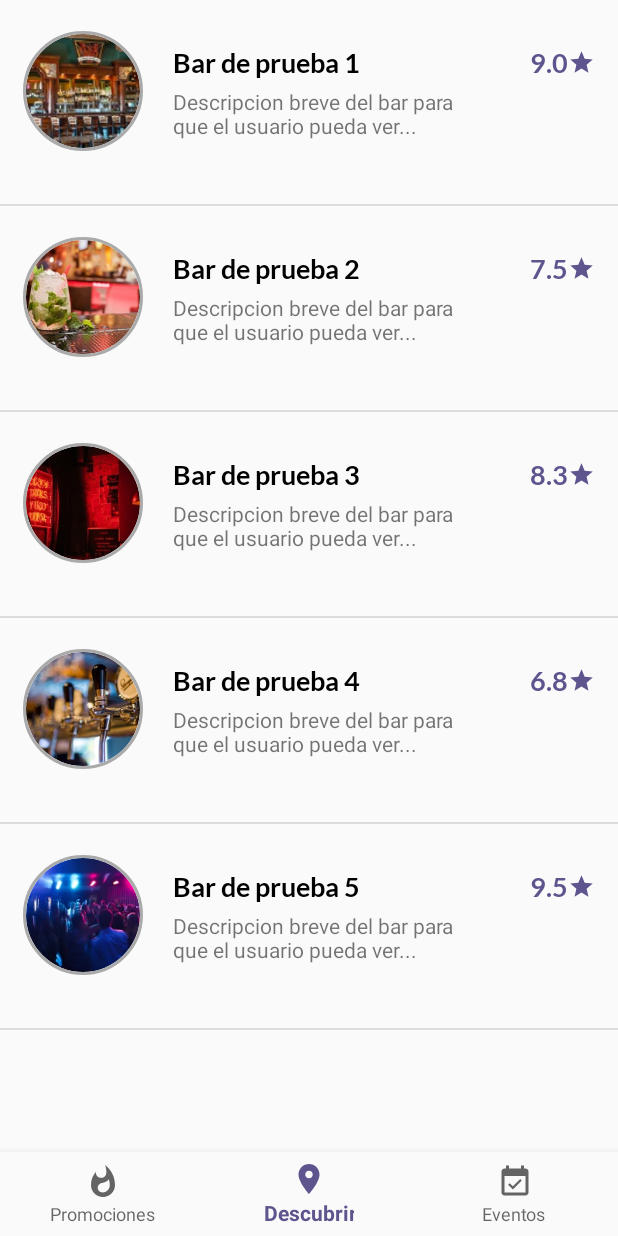
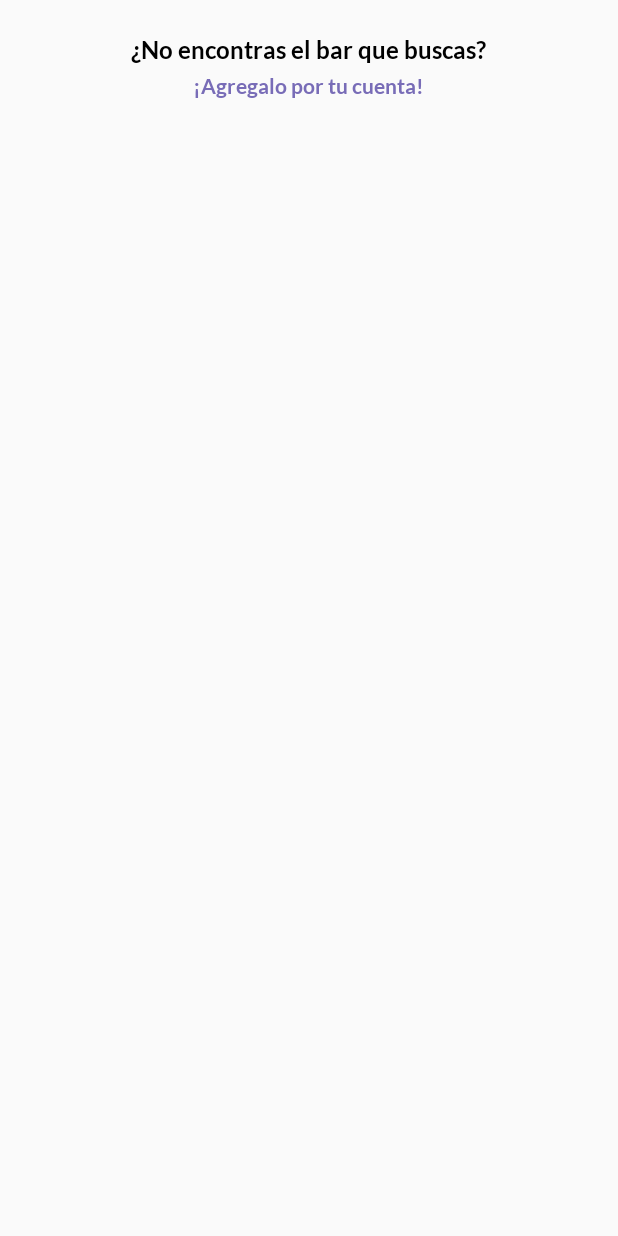
Before and after one commit to sberoch/BarTap, an Android app: the screen it shows after launch (MainActivity before the commit, ListadoBares after it), after a tap on "COMENZAR", on a phone screen of 412 x 824 dp. Run offline under Robolectric (Android 15) with nearby library versions, the phone set to English and light mode, and no system bars; our stand-ins replace Firebase (no records; nobody signed in at launch, a user with empty details on screens opened directly); Roboto replaces fonts that are not available here.

Commit message:
firebase basico, footer al listview

```diff
--- a/app/build.gradle
+++ b/app/build.gradle
@@ -31,7 +31,10 @@ dependencies {
     implementation 'com.android.support:design:28.0.0'
     implementation 'com.android.support:support-vector-drawable:28.0.0'
     implementation 'de.hdodenhof:circleimageview:2.2.0'
+    implementation 'com.google.firebase:firebase-database:11.8.0'
     testImplementation 'junit:junit:4.12'
     androidTestImplementation 'com.android.support.test:runner:1.0.2'
     androidTestImplementation 'com.android.support.test.espresso:espresso-core:3.0.2'
 }
+
+apply plugin: 'com.google.gms.google-services'
--- a/app/src/main/AndroidManifest.xml
+++ b/app/src/main/AndroidManifest.xml
@@ -16,7 +16,7 @@
             </intent-filter>
         </activity>
         <activity
-            android:name=".MainActivity" />
+            android:name=".ListadoBares" />
 
         <meta-data
             android:name="preloaded_fonts"
--- a/app/src/main/java/com/eriochrome/bartime/DistincionDeUsuario.java
+++ b/app/src/main/java/com/eriochrome/bartime/DistincionDeUsuario.java
@@ -27,7 +27,7 @@ public class DistincionDeUsuario extends AppCompatActivity {
     private void setListeners() {
 
         comenzar.setOnClickListener(view -> {
-            Intent i = new Intent(DistincionDeUsuario.this, MainActivity.class);
+            Intent i = new Intent(DistincionDeUsuario.this, ListadoBares.class);
             startActivity(i);
         });
     }
--- a/app/src/main/java/com/eriochrome/bartime/ListaBaresAdapter.java
+++ b/app/src/main/java/com/eriochrome/bartime/ListaBaresAdapter.java
@@ -64,7 +64,6 @@ class ListaBaresAdapter extends BaseAdapter {
 
         ImageView imagenBar = view.findViewById(R.id.imagen_bar);
         //TODO: mock
-        //TODO: se queda sin memoria porque las imagenes son grandes
         switch (bar.getNumeroDeFoto()) {
             case 1:
                 imagenBar.setImageResource(R.drawable.testbar);
--- /dev/null
+++ b/app/src/main/java/com/eriochrome/bartime/ListadoBares.java
@@ -0,0 +1,105 @@
+package com.eriochrome.bartime;
+
+
+import android.content.Context;
+import android.content.Intent;
+import android.os.Bundle;
+import android.support.v7.app.AppCompatActivity;
+import android.view.LayoutInflater;
+import android.view.View;
+import android.widget.ListView;
+import android.widget.ProgressBar;
+import android.widget.Toast;
+
+import com.eriochrome.bartime.modelos.Bar;
+import com.google.firebase.database.DataSnapshot;
+import com.google.firebase.database.DatabaseError;
+import com.google.firebase.database.DatabaseReference;
+import com.google.firebase.database.FirebaseDatabase;
+import com.google.firebase.database.ValueEventListener;
+
+import java.util.ArrayList;
+
+public class ListadoBares extends AppCompatActivity {
+
+    private ListView listView;
+    private View footerView;
+    private ListaBaresAdapter adapter;
+    private ArrayList<Bar> listaBares;
+
+    private DatabaseReference refBares;
+
+    private ProgressBar loading;
+
+    @Override
+    protected void onCreate(Bundle savedInstanceState) {
+        super.onCreate(savedInstanceState);
+        setContentView(R.layout.listado_bares);
+
+        refBares = FirebaseDatabase.getInstance().getReference().child("bares");
+
+        listaBares = new ArrayList<>();
+        listView = findViewById(R.id.listview);
+        footerView = ((LayoutInflater)getSystemService(Context.LAYOUT_INFLATER_SERVICE))
+                .inflate(R.layout.item_no_encontras, null, false);
+        listView.addFooterView(footerView);
+        footerView.setVisibility(View.INVISIBLE);
+        adapter = new ListaBaresAdapter(listaBares, this);
+        listView.setAdapter(adapter);
+
+        loading = findViewById(R.id.progressBar);
+        loading.setVisibility(View.GONE);
+
+        footerView.setOnClickListener(view -> {
+            //TODO: cambiar por la actividad de agregar bares.
+            Intent i = new Intent(ListadoBares.this, DistincionDeUsuario.class);
+            startActivity(i);
+        });
+
+    }
+
+
+    @Override
+    protected void onStart() {
+        super.onStart();
+
+        listaBares.clear();
+        adapter.notifyDataSetChanged();
+        mostrarCargando();
+
+        refBares.orderByChild("estrellas").limitToFirst(2).addValueEventListener(new ValueEventListener() {
+            @Override
+            public void onDataChange(DataSnapshot dataSnapshot) {
+                if (dataSnapshot.getChildrenCount() == 0) {
+                    Toast.makeText(ListadoBares.this, "No se encontraron resultados.", Toast.LENGTH_SHORT).show();
+                }
+                for (DataSnapshot barSnapshot : dataSnapshot.getChildren()) {
+                    Bar bar = barSnapshot.getValue(Bar.class);
+                    listaBares.add(bar);
+                }
+                adapter.notifyDataSetChanged();
+                ocultarCargando();
+            }
+
+            @Override
+            public void onCancelled(DatabaseError databaseError) {
+                Toast.makeText(ListadoBares.this, "Error al leer base de datos.", Toast.LENGTH_SHORT).show();
+            }
+        });
+
+    }
+
+
+    private void mostrarCargando() {
+        loading.setVisibility(View.VISIBLE);
+        footerView.setVisibility(View.INVISIBLE);
+    }
+
+
+    private void ocultarCargando() {
+        loading.setVisibility(View.GONE);
+        footerView.setVisibility(View.VISIBLE);
+    }
+
+
+}
--- a/app/src/main/java/com/eriochrome/bartime/MainActivity.java
+++ /dev/null
@@ -1,108 +0,0 @@
-package com.eriochrome.bartime;
-
-import android.graphics.Typeface;
-import android.os.Bundle;
-import android.support.design.widget.BottomNavigationView;
-import android.support.v7.app.AppCompatActivity;
-import android.text.Spannable;
-import android.text.SpannableString;
-import android.view.Menu;
-import android.view.MenuItem;
-import android.widget.ListView;
-
-import com.eriochrome.bartime.modelos.Bar;
-import com.eriochrome.bartime.modelos.EnviadorDeNotificaciones;
-import com.eriochrome.bartime.utils.CustomTypefaceSpan;
-
-import java.util.ArrayList;
-
-public class MainActivity extends AppCompatActivity {
-
-    private ListView listView;
-    private ListaBaresAdapter adapter;
-    private ArrayList<Bar> listaBares;
-
-    //TODO: mock
-    private static final String DESCRIPCION_MOCK = "Descripcion breve del bar para que el usuario pueda ver...";
-
-    private String title1 = "Bar de prueba";
-    private String subtitle1 = "¡OFERTA! Cerveza 2X1 solo por la proxima hora! Que estas esperando?";
-
-    private String title2 = "Mi Bar";
-    private String subtitle2 = "¡DESAFIO! Tiempo Restante 0:59:59 - Sacarse una foto en...";
-
-    private BottomNavigationView.OnNavigationItemSelectedListener mOnNavigationItemSelectedListener
-            = item -> {
-                switch (item.getItemId()) {
-                    case R.id.navigation_promo:
-                        EnviadorDeNotificaciones notif2 = new EnviadorDeNotificaciones(this);
-                        notif2.crearNotificacion(title2, subtitle2);
-                        notif2.enviarNotificacion();
-                        return true;
-                    case R.id.navigation_descubrir:
-                        return true;
-                    case R.id.navigation_eventos:
-                        EnviadorDeNotificaciones notif = new EnviadorDeNotificaciones(this);
-                        notif.crearNotificacion(title1, subtitle1);
-                        notif.enviarNotificacion();
-                        return true;
-                }
-                return false;
-            };
-
-
-    @Override
-    protected void onCreate(Bundle savedInstanceState) {
-        super.onCreate(savedInstanceState);
-        setContentView(R.layout.activity_main);
-
-        setupNavigation();
-
-        //Todo: mock
-        listaBares = new ArrayList<>();
-        Bar bar1 = new Bar("Bar de prueba 1", DESCRIPCION_MOCK, 1, 9.0);
-        listaBares.add(bar1);
-
-        Bar bar2 = new Bar("Bar de prueba 2", DESCRIPCION_MOCK, 2, 7.5);
-        listaBares.add(bar2);
-
-        Bar bar3 = new Bar("Bar de prueba 3", DESCRIPCION_MOCK, 3, 8.3);
-        listaBares.add(bar3);
-
-        Bar bar4 = new Bar("Bar de prueba 4", DESCRIPCION_MOCK, 4, 6.8);
-        listaBares.add(bar4);
-
-        Bar bar5 = new Bar("Bar de prueba 5", DESCRIPCION_MOCK, 5, 9.5);
-        listaBares.add(bar5);
-
-        listView = findViewById(R.id.listview);
-        adapter = new ListaBaresAdapter(listaBares, this);
-        listView.setAdapter(adapter);
-
-    }
-
-
-
-    private void setupNavigation() {
-
-        BottomNavigationView navigation = findViewById(R.id.navegacion);
-        Menu menu = navigation.getMenu();
-        for (int i = 0; i < menu.size(); i++) {
-            MenuItem item = menu.getItem(i);
-            setTypefaceMenuItem(item);
-        }
-        navigation.setSelectedItemId(R.id.navigation_descubrir);
-        navigation.setOnNavigationItemSelectedListener(mOnNavigationItemSelectedListener);
-    }
-
-
-
-    private void setTypefaceMenuItem(MenuItem item) {
-
-        Typeface tf = Typeface.createFromAsset(getAssets(), "fonts/Lato-Light.ttf");
-        SpannableString newTitle = new SpannableString(item.getTitle());
-        newTitle.setSpan(new CustomTypefaceSpan("", tf), 0, newTitle.length(), Spannable.SPAN_INCLUSIVE_INCLUSIVE);
-        item.setTitle(newTitle);
-    }
-
-}
--- a/app/src/main/java/com/eriochrome/bartime/modelos/Bar.java
+++ b/app/src/main/java/com/eriochrome/bartime/modelos/Bar.java
@@ -7,6 +7,10 @@ public class Bar {
     private double estrellas;
     //Todo: super rancio, mock
     private int numeroDeFoto;
+
+    //Requerido por la base de datos.
+    public Bar() {
+    }
 
 
     public Bar(String nombre, String descripcion, int numeroDeFoto, double estrellas) {
--- /dev/null
+++ b/app/src/main/res/drawable/barra_progreso_circular.xml
@@ -0,0 +1,23 @@
+<?xml version="1.0" encoding="utf-8"?>
+<rotate
+    xmlns:android="http://schemas.android.com/apk/res/android"
+    android:fromDegrees="90"
+    android:pivotX="50%"
+    android:pivotY="50%"
+    android:toDegrees="360">
+
+    <shape
+        android:innerRadiusRatio="3"
+        android:shape="ring"
+        android:thicknessRatio="7.0">
+
+        <gradient
+            android:centerColor="@color/colorPrimary"
+            android:endColor="@color/colorSecundary"
+            android:startColor="@color/colorPrimary"
+            android:angle="0"
+            android:type="sweep"
+            android:useLevel="false" />
+    </shape>
+
+</rotate>
--- a/app/src/main/res/layout/activity_main.xml
+++ /dev/null
@@ -1,30 +0,0 @@
-<?xml version="1.0" encoding="utf-8"?>
-<android.support.constraint.ConstraintLayout xmlns:android="http://schemas.android.com/apk/res/android"
-    xmlns:app="http://schemas.android.com/apk/res-auto"
-    xmlns:tools="http://schemas.android.com/tools"
-    android:id="@+id/container"
-    android:layout_width="match_parent"
-    android:layout_height="match_parent"
-    tools:context=".MainActivity">
-
-    <RelativeLayout
-        android:layout_width="match_parent"
-        android:layout_height="match_parent">
-
-        <ListView
-            android:id="@+id/listview"
-            android:layout_width="match_parent"
-            android:layout_height="match_parent" />
-    </RelativeLayout>
-
-    <android.support.design.widget.BottomNavigationView
-        android:id="@+id/navegacion"
-        android:layout_width="0dp"
-        android:layout_height="wrap_content"
-        android:background="?android:attr/windowBackground"
-        app:layout_constraintBottom_toBottomOf="parent"
-        app:layout_constraintLeft_toLeftOf="parent"
-        app:layout_constraintRight_toRightOf="parent"
-        app:menu="@menu/navegacion" />
-
-</android.support.constraint.ConstraintLayout>
--- /dev/null
+++ b/app/src/main/res/layout/item_no_encontras.xml
@@ -0,0 +1,44 @@
+<?xml version="1.0" encoding="utf-8"?>
+<android.support.constraint.ConstraintLayout
+    xmlns:android="http://schemas.android.com/apk/res/android"
+    xmlns:app="http://schemas.android.com/apk/res-auto"
+    android:layout_width="match_parent"
+    android:layout_height="match_parent">
+
+    <RelativeLayout
+        android:id="@+id/no_encontras_rl"
+        android:layout_width="match_parent"
+        android:layout_height="wrap_content"
+        android:layout_centerInParent="true"
+        android:layout_marginEnd="8dp"
+        android:layout_marginStart="8dp"
+        android:layout_marginTop="8dp"
+        app:layout_constraintEnd_toEndOf="parent"
+        app:layout_constraintStart_toStartOf="parent"
+        app:layout_constraintTop_toTopOf="parent">
+
+        <TextView
+            android:id="@+id/no_encontras_titulo"
+            android:layout_width="wrap_content"
+            android:layout_height="wrap_content"
+            android:layout_centerHorizontal="true"
+            android:layout_marginTop="15dp"
+            android:fontFamily="@font/lato_bold"
+            android:text="@string/no_encontras_titulo"
+            android:textColor="@android:color/background_dark"
+            android:textSize="16sp" />
+
+        <TextView
+            android:id="@+id/no_encontras_link"
+            android:layout_width="wrap_content"
+            android:layout_height="wrap_content"
+            android:layout_below="@+id/no_encontras_titulo"
+            android:layout_centerHorizontal="true"
+            android:layout_marginBottom="15dp"
+            android:layout_marginTop="5dp"
+            android:fontFamily="@font/lato_bold"
+            android:text="@string/no_encontras_link"
+            android:textColor="@color/colorSecundary" />
+    </RelativeLayout>
+
+</android.support.constraint.ConstraintLayout>
--- /dev/null
+++ b/app/src/main/res/layout/listado_bares.xml
@@ -0,0 +1,37 @@
+<?xml version="1.0" encoding="utf-8"?>
+<android.support.constraint.ConstraintLayout xmlns:android="http://schemas.android.com/apk/res/android"
+    xmlns:tools="http://schemas.android.com/tools"
+    android:id="@+id/container"
+    android:layout_width="match_parent"
+    android:layout_height="match_parent"
+    tools:context=".ListadoBares">
+
+    <RelativeLayout
+        android:layout_width="match_parent"
+        android:layout_height="match_parent">
+
+        <ProgressBar
+            android:id="@+id/progressBar"
+            android:layout_width="wrap_content"
+            android:layout_height="wrap_content"
+            android:layout_centerInParent="true"
+            android:indeterminateDuration="2000"
+            android:indeterminateDrawable="@drawable/barra_progreso_circular"/>
+
+        <LinearLayout
+            android:id="@+id/barra_superior"
+            android:layout_width="match_parent"
+            android:layout_height="wrap_content"
+            android:orientation="horizontal">
+
+        </LinearLayout>
+
+        <ListView
+            android:id="@+id/listview"
+            android:layout_width="match_parent"
+            android:layout_height="wrap_content"
+            android:layout_below="@+id/barra_superior" />
+
+    </RelativeLayout>
+
+</android.support.constraint.ConstraintLayout>
--- a/app/src/main/res/menu/navegacion.xml
+++ /dev/null
@@ -1,19 +0,0 @@
-<?xml version="1.0" encoding="utf-8"?>
-<menu xmlns:android="http://schemas.android.com/apk/res/android">
-
-    <item
-        android:id="@+id/navigation_promo"
-        android:icon="@drawable/ic_promo_black_24dp"
-        android:title="@string/promociones" />
-
-    <item
-        android:id="@+id/navigation_descubrir"
-        android:icon="@drawable/ic_descubrir_black_24dp"
-        android:title="@string/descubrir" />
-
-    <item
-        android:id="@+id/navigation_eventos"
-        android:icon="@drawable/ic_event_available_black_24dp"
-        android:title="@string/eventos" />
-
-</menu>
--- a/app/src/main/res/values/strings.xml
+++ b/app/src/main/res/values/strings.xml
@@ -7,4 +7,6 @@
     <string name="descubrir">Descubrir</string>
     <string name="eventos">Eventos</string>
     <string name="promociones">Promociones</string>
+    <string name="no_encontras_titulo">¿No encontras el bar que buscas?</string>
+    <string name="no_encontras_link">¡Agregalo por tu cuenta!</string>
 </resources>
--- a/build.gradle
+++ b/build.gradle
@@ -12,6 +12,7 @@ buildscript {
 
         // NOTE: Do not place your application dependencies here; they belong
         // in the individual module build.gradle files
+        classpath 'com.google.gms:google-services:3.1.1'
     }
 }
 
```
Also changed, not shown: 1 other file.
